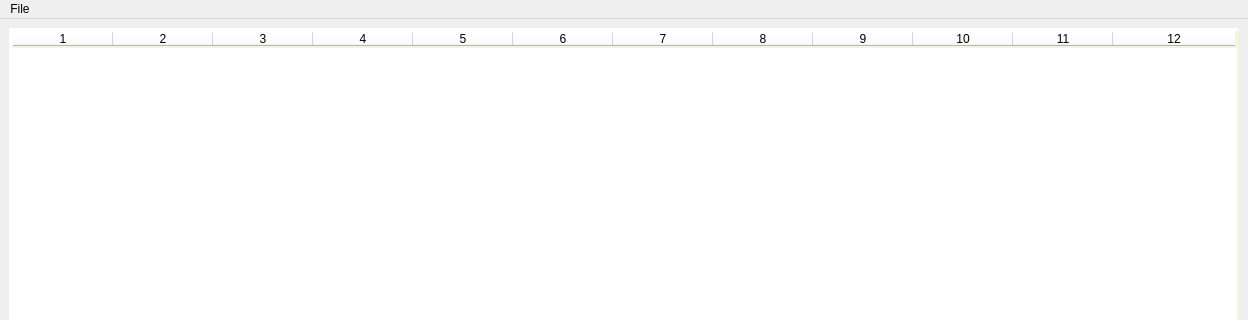
First picture: the form in mainwindow.ui, repository utoni/pcap-editor, before the edit; both pictures show x 0 to 1248 and y 0 to 320 of the 1248 by 838 pixel window.
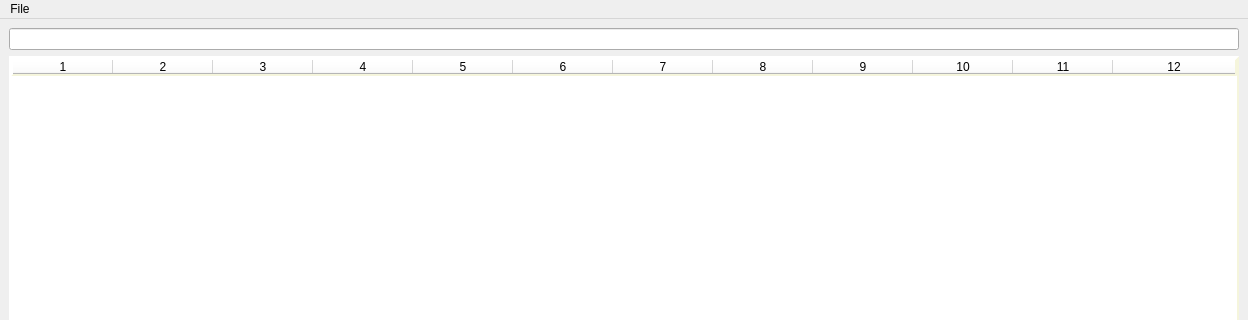
Second picture: the form after the edit.

Commit message: Added BPF line edit. Set PcapPlusPlus stats in status bar.

```diff
--- a/mainwindow.ui
+++ b/mainwindow.ui
@@ -41,7 +41,7 @@
    <layout class="QHBoxLayout" name="horizontalLayout">
     <item>
      <layout class="QGridLayout" name="gridLayout">
-      <item row="0" column="0">
+      <item row="1" column="0">
        <widget class="QTableWidget" name="tableWidget">
         <property name="styleSheet">
          <string notr="true">color: black;
@@ -79,6 +79,9 @@
         <column/>
        </widget>
       </item>
+      <item row="0" column="0">
+       <widget class="QLineEdit" name="lineEdit"/>
+      </item>
      </layout>
     </item>
    </layout>
```
The commit also changes 3 other files.
